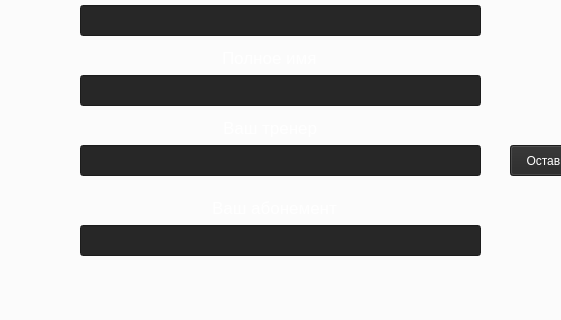
Above: FINTESS_CENTRE/mainwindow.ui from bartem1us/Fitness_Centre before the change; both pictures show x 202 to 763 and y 91 to 411 of the 1161 by 600 pixel window. Below: the same form after it.
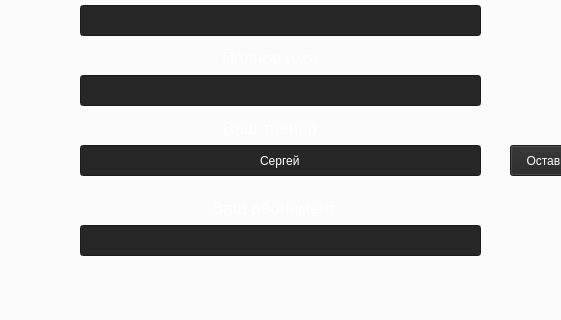
That is the form after the change. Icons and pictures are not drawn.

Patch:
```diff
--- a/FINTESS_CENTRE/mainwindow.ui
+++ b/FINTESS_CENTRE/mainwindow.ui
@@ -1219,6 +1219,9 @@
     background-color: rgb(39, 39, 39);
 }</string>
       </property>
+      <property name="text">
+       <string>Сергей</string>
+      </property>
       <property name="alignment">
        <set>Qt::AlignCenter</set>
       </property>
```
